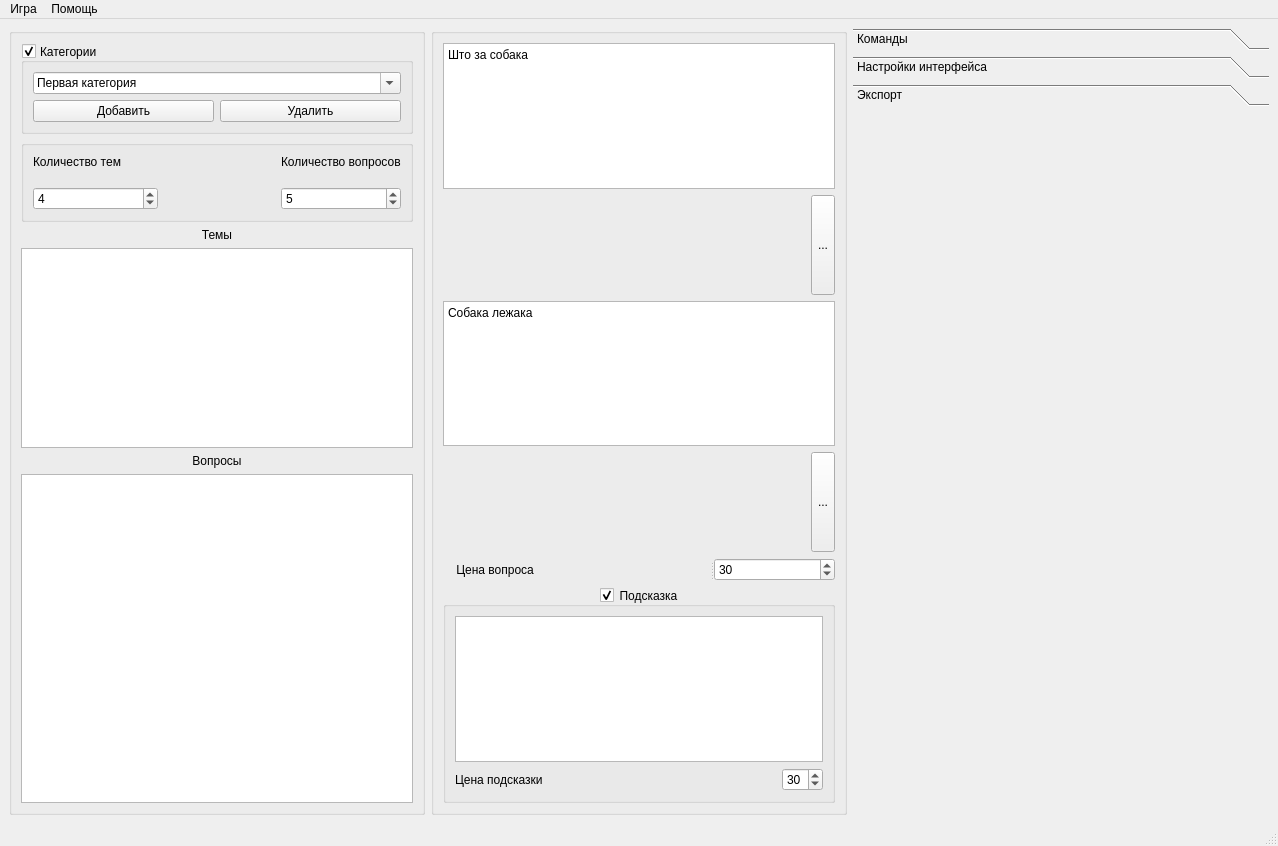
Qt form backend/mainwindow.ui (leoneii/py_Jeopardy) before a commit.
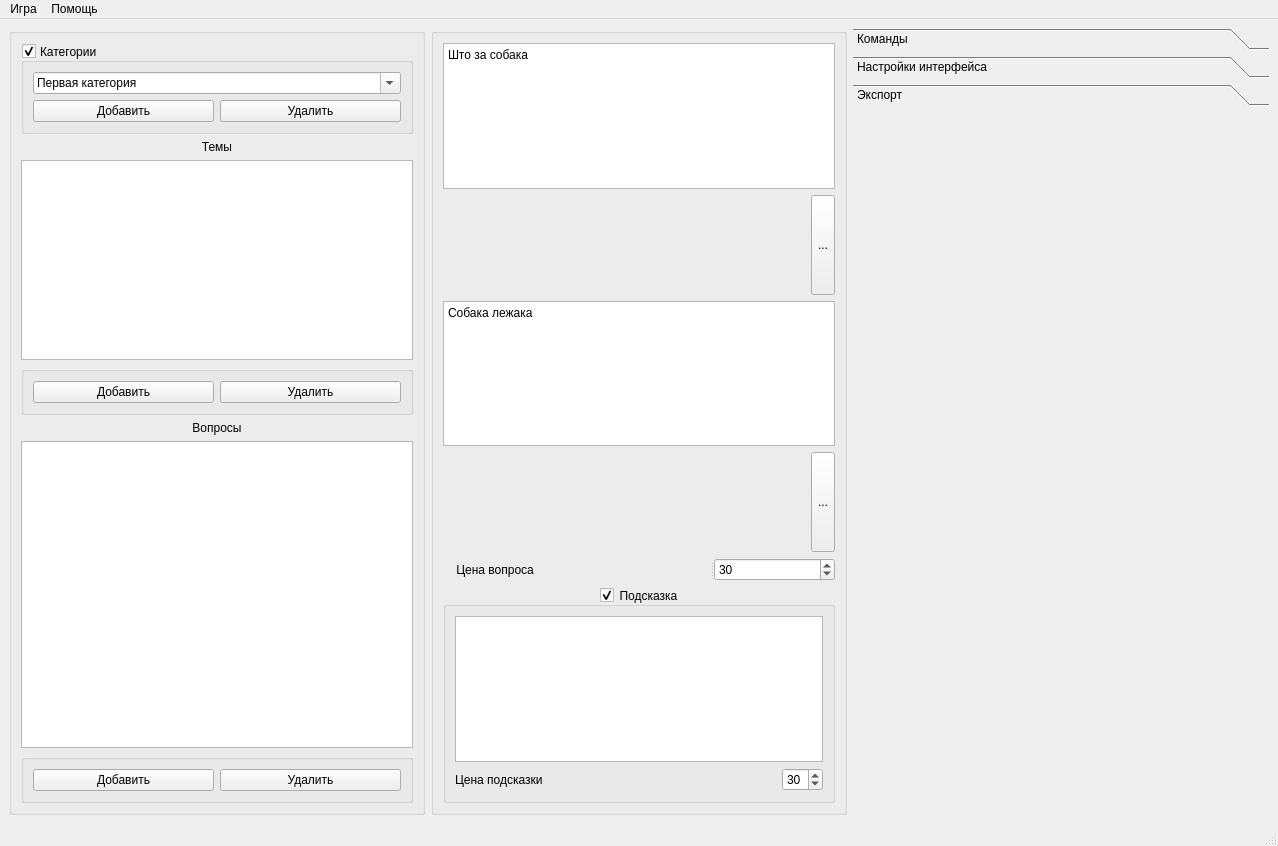
The same form after that commit. The open tabs and pages were chosen to show the change. Icons and pictures are not drawn.

The edit to the form file:
```diff
--- a/backend/mainwindow.ui
+++ b/backend/mainwindow.ui
@@ -89,90 +89,6 @@
          </layout>
         </widget>
        </item>
-       <item>
-        <widget class="QGroupBox" name="groupBox_3">
-         <property name="title">
-          <string/>
-         </property>
-         <property name="alignment">
-          <set>Qt::AlignLeading|Qt::AlignLeft|Qt::AlignVCenter</set>
-         </property>
-         <layout class="QGridLayout" name="gridLayout_6">
-          <item row="0" column="2">
-           <widget class="QLabel" name="label_8">
-            <property name="text">
-             <string>Количество вопросов</string>
-            </property>
-           </widget>
-          </item>
-          <item row="0" column="0">
-           <widget class="QLabel" name="label_7">
-            <property name="text">
-             <string>Количество тем           </string>
-            </property>
-           </widget>
-          </item>
-          <item row="3" column="1">
-           <spacer name="horizontalSpacer_7">
-            <property name="orientation">
-             <enum>Qt::Horizontal</enum>
-            </property>
-            <property name="sizeType">
-             <enum>QSizePolicy::Expanding</enum>
-            </property>
-            <property name="sizeHint" stdset="0">
-             <size>
-              <width>102</width>
-              <height>20</height>
-             </size>
-            </property>
-           </spacer>
-          </item>
-          <item row="0" column="1" rowspan="3">
-           <spacer name="horizontalSpacer_6">
-            <property name="orientation">
-             <enum>Qt::Horizontal</enum>
-            </property>
-            <property name="sizeType">
-             <enum>QSizePolicy::Expanding</enum>
-            </property>
-            <property name="sizeHint" stdset="0">
-             <size>
-              <width>102</width>
-              <height>20</height>
-             </size>
-            </property>
-           </spacer>
-          </item>
-          <item row="3" column="0">
-           <widget class="QSpinBox" name="spinBox_themes">
-            <property name="minimum">
-             <number>1</number>
-            </property>
-            <property name="maximum">
-             <number>7</number>
-            </property>
-            <property name="value">
-             <number>4</number>
-            </property>
-           </widget>
-          </item>
-          <item row="3" column="2">
-           <widget class="QSpinBox" name="spinBox_questions">
-            <property name="minimum">
-             <number>1</number>
-            </property>
-            <property name="maximum">
-             <number>10</number>
-            </property>
-            <property name="value">
-             <number>5</number>
-            </property>
-           </widget>
-          </item>
-         </layout>
-        </widget>
-       </item>
        <item>
         <widget class="QLabel" name="label_10">
          <property name="text">
@@ -193,6 +109,29 @@
          </property>
         </widget>
        </item>
+       <item>
+        <widget class="QGroupBox" name="groupBox_5">
+         <property name="title">
+          <string/>
+         </property>
+         <layout class="QHBoxLayout" name="horizontalLayout_5">
+          <item>
+           <widget class="QPushButton" name="pushButton_addTheme">
+            <property name="text">
+             <string>Добавить</string>
+            </property>
+           </widget>
+          </item>
+          <item>
+           <widget class="QPushButton" name="pushButton_delTheme">
+            <property name="text">
+             <string>Удалить</string>
+            </property>
+           </widget>
+          </item>
+         </layout>
+        </widget>
+       </item>
        <item>
         <widget class="QLabel" name="label_11">
          <property name="text">
@@ -206,6 +145,29 @@
        <item>
         <widget class="QTableView" name="tableView_questTable"/>
        </item>
+       <item>
+        <widget class="QGroupBox" name="groupBox">
+         <property name="title">
+          <string/>
+         </property>
+         <layout class="QHBoxLayout" name="horizontalLayout_4">
+          <item>
+           <widget class="QPushButton" name="pushButton_addQ">
+            <property name="text">
+             <string>Добавить</string>
+            </property>
+           </widget>
+          </item>
+          <item>
+           <widget class="QPushButton" name="pushButton_delQ">
+            <property name="text">
+             <string>Удалить</string>
+            </property>
+           </widget>
+          </item>
+         </layout>
+        </widget>
+       </item>
       </layout>
      </widget>
     </item>
```
Left out of the diff: 4 changed lines with no effect on the pictures.
